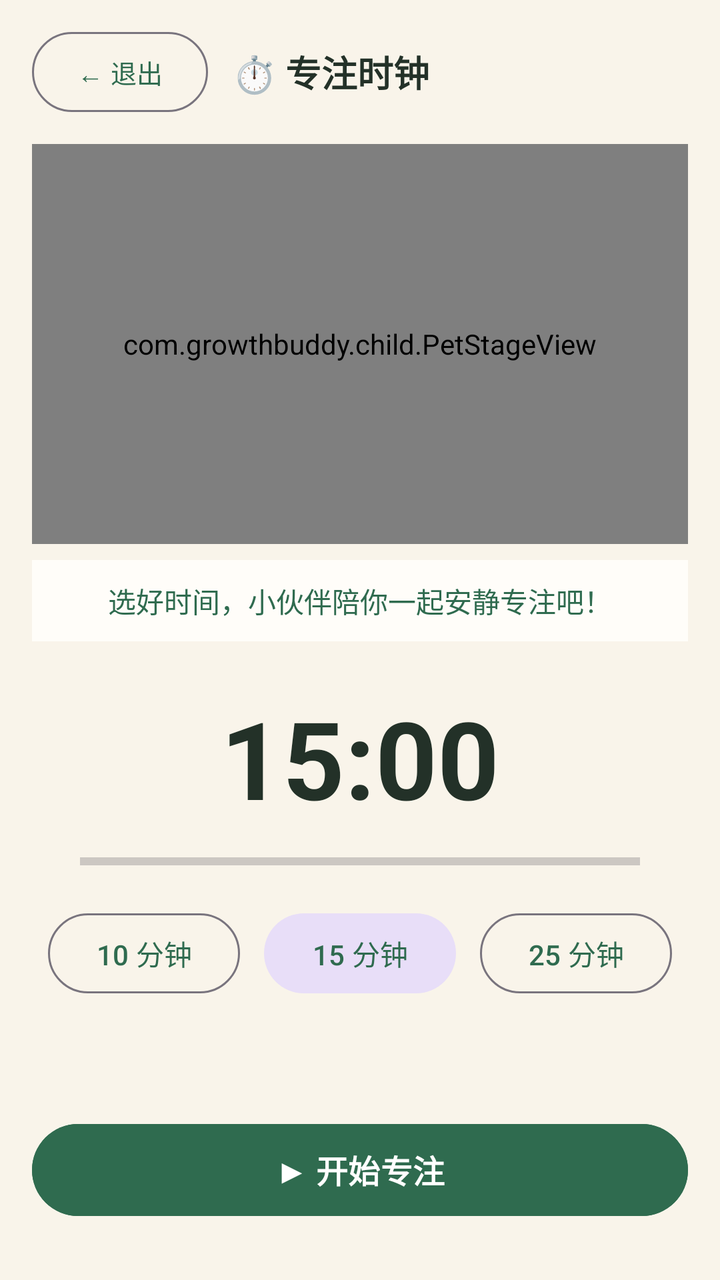
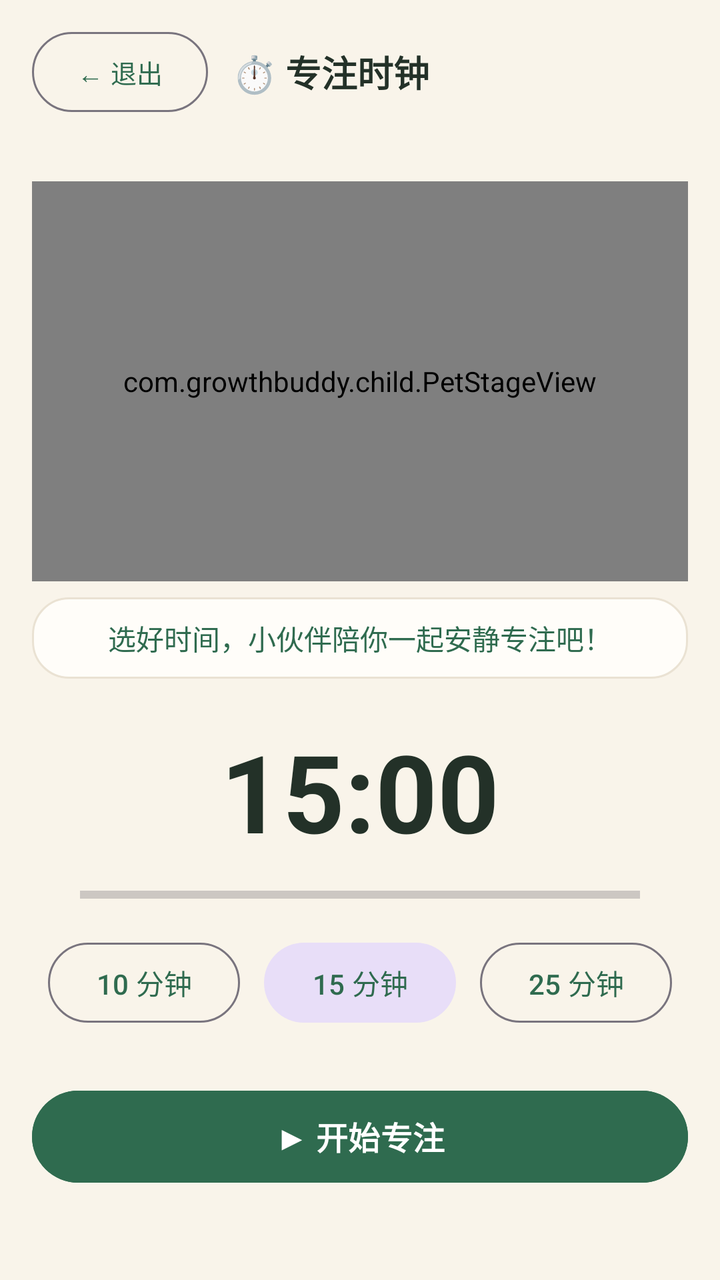

An Android layout rendered at two revisions. The XML below is the earlier revision; the diff shows what the commit changed to produce the second picture.
<!-- AndroidManifest.xml: application theme Theme.GrowthBuddyChild -->
<!-- res/layout/activity_focus.xml -->
<?xml version="1.0" encoding="utf-8"?>
<LinearLayout xmlns:android="http://schemas.android.com/apk/res/android"
    android:layout_width="match_parent"
    android:layout_height="match_parent"
    android:background="#F9F4EA"
    android:orientation="vertical"
    android:padding="16dp">

    
    <LinearLayout
        android:layout_width="match_parent"
        android:layout_height="wrap_content"
        android:gravity="center_vertical"
        android:orientation="horizontal">

        <Button
            android:id="@+id/btnFocusExit"
            style="@style/Widget.Material3.Button.OutlinedButton"
            android:layout_width="wrap_content"
            android:layout_height="40dp"
            android:insetTop="0dp"
            android:insetBottom="0dp"
            android:minHeight="0dp"
            android:paddingHorizontal="12dp"
            android:paddingVertical="0dp"
            android:text="← 退出"
            android:textColor="#2F6B4F"
            android:textSize="13sp" />

        <TextView
            android:id="@+id/tvFocusTitle"
            android:layout_width="0dp"
            android:layout_height="wrap_content"
            android:layout_marginStart="12dp"
            android:layout_weight="1"
            android:ellipsize="end"
            android:singleLine="true"
            android:text="⏱️ 专注时钟"
            android:textColor="#233128"
            android:textSize="18sp"
            android:textStyle="bold" />
    </LinearLayout>

    
    <com.growthbuddy.child.PetStageView
        android:id="@+id/focusPetStage"
        android:layout_width="match_parent"
        android:layout_height="200dp"
        android:layout_marginTop="16dp" />

    <TextView
        android:id="@+id/tvFocusBubble"
        android:layout_width="match_parent"
        android:layout_height="wrap_content"
        android:layout_marginTop="8dp"
        android:background="#FFFDF9"
        android:gravity="center"
        android:paddingHorizontal="14dp"
        android:paddingVertical="10dp"
        android:text="选好时间，小伙伴陪你一起安静专注吧！"
        android:textColor="#2F6B4F"
        android:textSize="14sp" />

    
    <TextView
        android:id="@+id/tvFocusTimer"
        android:layout_width="match_parent"
        android:layout_height="wrap_content"
        android:layout_marginTop="22dp"
        android:gravity="center"
        android:text="15:00"
        android:textColor="#233128"
        android:textSize="54sp"
        android:textStyle="bold" />

    <ProgressBar
        android:id="@+id/pbFocusProgress"
        style="?android:attr/progressBarStyleHorizontal"
        android:layout_width="match_parent"
        android:layout_height="12dp"
        android:layout_marginHorizontal="24dp"
        android:layout_marginTop="10dp"
        android:max="1000"
        android:progress="0"
        android:progressTint="#2F6B4F" />

    
    <LinearLayout
        android:id="@+id/focusDurationRow"
        android:layout_width="match_parent"
        android:layout_height="wrap_content"
        android:layout_marginTop="20dp"
        android:gravity="center"
        android:orientation="horizontal">

        <Button
            android:id="@+id/btnDur10"
            style="@style/Widget.Material3.Button.OutlinedButton"
            android:layout_width="wrap_content"
            android:layout_height="40dp"
            android:layout_marginHorizontal="6dp"
            android:insetTop="0dp"
            android:insetBottom="0dp"
            android:minHeight="0dp"
            android:paddingVertical="0dp"
            android:text="10 分钟"
            android:textColor="#2F6B4F" />

        <Button
            android:id="@+id/btnDur15"
            style="@style/Widget.Material3.Button.TonalButton"
            android:layout_width="wrap_content"
            android:layout_height="40dp"
            android:layout_marginHorizontal="6dp"
            android:insetTop="0dp"
            android:insetBottom="0dp"
            android:minHeight="0dp"
            android:paddingVertical="0dp"
            android:text="15 分钟"
            android:textColor="#2F6B4F" />

        <Button
            android:id="@+id/btnDur25"
            style="@style/Widget.Material3.Button.OutlinedButton"
            android:layout_width="wrap_content"
            android:layout_height="40dp"
            android:layout_marginHorizontal="6dp"
            android:insetTop="0dp"
            android:insetBottom="0dp"
            android:minHeight="0dp"
            android:paddingVertical="0dp"
            android:text="25 分钟"
            android:textColor="#2F6B4F" />
    </LinearLayout>

    <View
        android:layout_width="match_parent"
        android:layout_height="0dp"
        android:layout_weight="1" />

    
    <Button
        android:id="@+id/btnFocusAction"
        android:layout_width="match_parent"
        android:layout_height="54dp"
        android:layout_marginBottom="12dp"
        android:backgroundTint="#2F6B4F"
        android:text="▶ 开始专注"
        android:textColor="#FFFFFF"
        android:textSize="16sp"
        android:textStyle="bold" />

</LinearLayout>
<!-- resources referenced by this layout -->
<resources>
  <style name="Theme.GrowthBuddyChild" parent="Theme.Material3.Light.NoActionBar">
          <item name="colorPrimary">#2F6B4F</item>
          <item name="colorSecondary">#E8913A</item>
          <item name="android:statusBarColor">#FAF7F2</item>
          <item name="android:windowLightStatusBar">true</item>
      </style>
</resources>

<!-- the commit's change to res/layout/activity_focus.xml (unified diff, before → after) -->
@@ -8,6 +8,7 @@
 
     
     <LinearLayout
+        android:id="@+id/focusTopBar"
         android:layout_width="match_parent"
         android:layout_height="wrap_content"
         android:gravity="center_vertical"
@@ -41,113 +42,147 @@
             android:textStyle="bold" />
     </LinearLayout>
 
-    
-    <com.growthbuddy.child.PetStageView
-        android:id="@+id/focusPetStage"
-        android:layout_width="match_parent"
-        android:layout_height="200dp"
-        android:layout_marginTop="16dp" />
-
-    <TextView
-        android:id="@+id/tvFocusBubble"
-        android:layout_width="match_parent"
-        android:layout_height="wrap_content"
-        android:layout_marginTop="8dp"
-        android:background="#FFFDF9"
-        android:gravity="center"
-        android:paddingHorizontal="14dp"
-        android:paddingVertical="10dp"
-        android:text="选好时间，小伙伴陪你一起安静专注吧！"
-        android:textColor="#2F6B4F"
-        android:textSize="14sp" />
-
-    
-    <TextView
-        android:id="@+id/tvFocusTimer"
-        android:layout_width="match_parent"
-        android:layout_height="wrap_content"
-        android:layout_marginTop="22dp"
-        android:gravity="center"
-        android:text="15:00"
-        android:textColor="#233128"
-        android:textSize="54sp"
-        android:textStyle="bold" />
-
-    <ProgressBar
-        android:id="@+id/pbFocusProgress"
-        style="?android:attr/progressBarStyleHorizontal"
-        android:layout_width="match_parent"
-        android:layout_height="12dp"
-        android:layout_marginHorizontal="24dp"
-        android:layout_marginTop="10dp"
-        android:max="1000"
-        android:progress="0"
-        android:progressTint="#2F6B4F" />
-
-    
-    <LinearLayout
-        android:id="@+id/focusDurationRow"
-        android:layout_width="match_parent"
-        android:layout_height="wrap_content"
-        android:layout_marginTop="20dp"
-        android:gravity="center"
-        android:orientation="horizontal">
-
-        <Button
-            android:id="@+id/btnDur10"
-            style="@style/Widget.Material3.Button.OutlinedButton"
-            android:layout_width="wrap_content"
-            android:layout_height="40dp"
-            android:layout_marginHorizontal="6dp"
-            android:insetTop="0dp"
-            android:insetBottom="0dp"
-            android:minHeight="0dp"
-            android:paddingVertical="0dp"
-            android:text="10 分钟"
-            android:textColor="#2F6B4F" />
-
-        <Button
-            android:id="@+id/btnDur15"
-            style="@style/Widget.Material3.Button.TonalButton"
-            android:layout_width="wrap_content"
-            android:layout_height="40dp"
-            android:layout_marginHorizontal="6dp"
-            android:insetTop="0dp"
-            android:insetBottom="0dp"
-            android:minHeight="0dp"
-            android:paddingVertical="0dp"
-            android:text="15 分钟"
-            android:textColor="#2F6B4F" />
-
-        <Button
-            android:id="@+id/btnDur25"
-            style="@style/Widget.Material3.Button.OutlinedButton"
-            android:layout_width="wrap_content"
-            android:layout_height="40dp"
-            android:layout_marginHorizontal="6dp"
-            android:insetTop="0dp"
-            android:insetBottom="0dp"
-            android:minHeight="0dp"
-            android:paddingVertical="0dp"
-            android:text="25 分钟"
-            android:textColor="#2F6B4F" />
-    </LinearLayout>
-
-    <View
+    <ScrollView
         android:layout_width="match_parent"
         android:layout_height="0dp"
-        android:layout_weight="1" />
+        android:layout_weight="1"
+        android:fillViewport="true"
+        android:scrollbars="none">
 
-    
-    <Button
-        android:id="@+id/btnFocusAction"
-        android:layout_width="match_parent"
-        android:layout_height="54dp"
-        android:layout_marginBottom="12dp"
-        android:backgroundTint="#2F6B4F"
-        android:text="▶ 开始专注"
-        android:textColor="#FFFFFF"
-        android:textSize="16sp"
-        android:textStyle="bold" />
+        <LinearLayout
+            android:id="@+id/focusBodySplit"
+            android:layout_width="match_parent"
+            android:layout_height="wrap_content"
+            android:gravity="center"
+            android:orientation="vertical"
+            android:paddingTop="8dp">
+
+            
+            <LinearLayout
+                android:id="@+id/focusLeftPane"
+                android:layout_width="match_parent"
+                android:layout_height="wrap_content"
+                android:gravity="center_horizontal"
+                android:orientation="vertical">
+
+                <com.growthbuddy.child.PetStageView
+                    android:id="@+id/focusPetStage"
+                    android:layout_width="match_parent"
+                    android:layout_height="200dp"
+                    android:layout_marginTop="8dp" />
+
+                <TextView
+                    android:id="@+id/tvFocusBubble"
+                    android:layout_width="match_parent"
+                    android:layout_height="wrap_content"
+                    android:layout_marginTop="8dp"
+                    android:background="@drawable/bg_card"
+                    android:gravity="center"
+                    android:paddingHorizontal="14dp"
+                    android:paddingVertical="10dp"
+                    android:text="选好时间，小伙伴陪你一起安静专注吧！"
+                    android:textColor="#2F6B4F"
+                    android:textSize="14sp" />
+            </LinearLayout>
+
+            
+            <LinearLayout
+                android:id="@+id/focusRightPane"
+                android:layout_width="match_parent"
+                android:layout_height="wrap_content"
+                android:gravity="center_horizontal"
+                android:orientation="vertical">
+
+                <TextView
+                    android:id="@+id/tvFocusTimer"
+                    android:layout_width="match_parent"
+                    android:layout_height="wrap_content"
+                    android:layout_marginTop="20dp"
+                    android:gravity="center"
+                    android:text="15:00"
+                    android:textColor="#233128"
+                    android:textSize="54sp"
+                    android:textStyle="bold" />
+
+                <ProgressBar
+                    android:id="@+id/pbFocusProgress"
+                    style="?android:attr/progressBarStyleHorizontal"
+                    android:layout_width="match_parent"
+                    android:layout_height="12dp"
+                    android:layout_marginHorizontal="24dp"
+                    android:layout_marginTop="10dp"
+                    android:max="1000"
+                    android:progress="0"
+                    android:progressTint="#2F6B4F" />
+
+                
+                <LinearLayout
+                    android:id="@+id/focusDurationRow"
+                    android:layout_width="match_parent"
+                    android:layout_height="wrap_content"
+                    android:layout_marginTop="18dp"
+                    android:gravity="center"
+                    android:orientation="horizontal">
+
+                    <Button
+                        android:id="@+id/btnDur10"
+                        style="@style/Widget.Material3.Button.OutlinedButton"
+                        android:layout_width="wrap_content"
+                        android:layout_height="40dp"
+                        android:layout_marginHorizontal="6dp"
+                        android:insetTop="0dp"
+                        android:insetBottom="0dp"
+                        android:minHeight="0dp"
+                        android:paddingVertical="0dp"
+                        android:text="10 分钟"
+                        android:textColor="#2F6B4F" />
+
+                    <Button
+                        android:id="@+id/btnDur15"
+                        style="@style/Widget.Material3.Button.TonalButton"
+                        android:layout_width="wrap_content"
+                        android:layout_height="40dp"
+                        android:layout_marginHorizontal="6dp"
+                        android:insetTop="0dp"
+                        android:insetBottom="0dp"
+                        android:minHeight="0dp"
+                        android:paddingVertical="0dp"
+                        android:text="15 分钟"
+                        android:textColor="#2F6B4F" />
+
+                    <Button
+                        android:id="@+id/btnDur25"
+                        style="@style/Widget.Material3.Button.OutlinedButton"
+                        android:layout_width="wrap_content"
+                        android:layout_height="40dp"
+                        android:layout_marginHorizontal="6dp"
+                        android:insetTop="0dp"
+                        android:insetBottom="0dp"
+                        android:minHeight="0dp"
+                        android:paddingVertical="0dp"
+                        android:text="25 分钟"
+                        android:textColor="#2F6B4F" />
+                </LinearLayout>
+
+                <View
+                    android:id="@+id/focusSpacer"
+                    android:layout_width="match_parent"
+                    android:layout_height="20dp"
+                    android:layout_weight="1" />
+
+                <Button
+                    android:id="@+id/btnFocusAction"
+                    android:layout_width="match_parent"
+                    android:layout_height="54dp"
+                    android:layout_marginTop="10dp"
+                    android:layout_marginBottom="10dp"
+                    android:backgroundTint="#2F6B4F"
+                    android:text="▶ 开始专注"
+                    android:textColor="#FFFFFF"
+                    android:textSize="16sp"
+                    android:textStyle="bold" />
+            </LinearLayout>
+        </LinearLayout>
+    </ScrollView>
 
 </LinearLayout>
<!-- resource entries referenced after the edit -->
@@ -1,5 +1,12 @@
 <!-- resources referenced by this layout -->
 <resources>
+  <!-- drawable bg_card (drawable) -->
+  <?xml version="1.0" encoding="utf-8"?>
+  <shape xmlns:android="http://schemas.android.com/apk/res/android" android:shape="rectangle">
+      <solid android:color="#FFFDF9" />
+      <stroke android:width="1dp" android:color="#EAE2D3" />
+      <corners android:radius="18dp" />
+  </shape>
   <style name="Theme.GrowthBuddyChild" parent="Theme.Material3.Light.NoActionBar">
           <item name="colorPrimary">#2F6B4F</item>
           <item name="colorSecondary">#E8913A</item>
